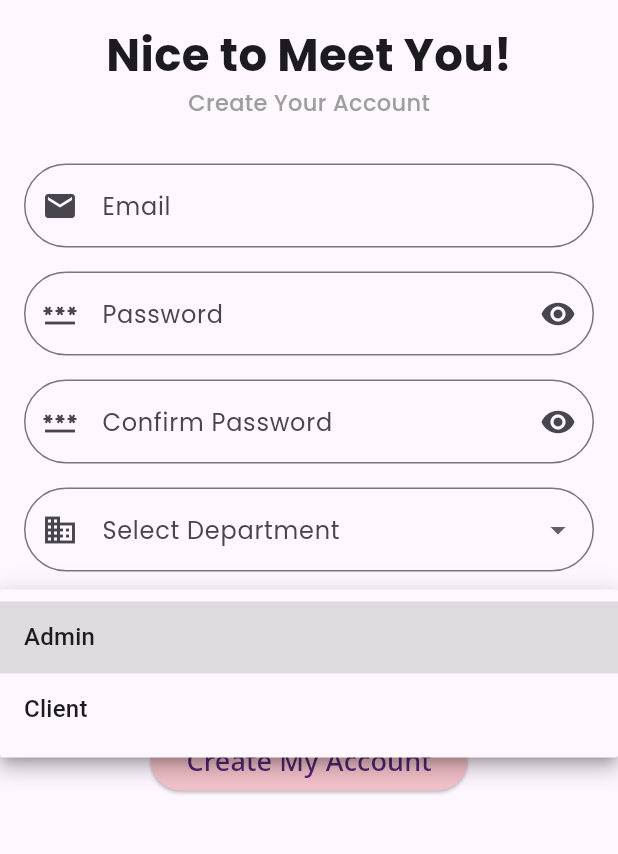
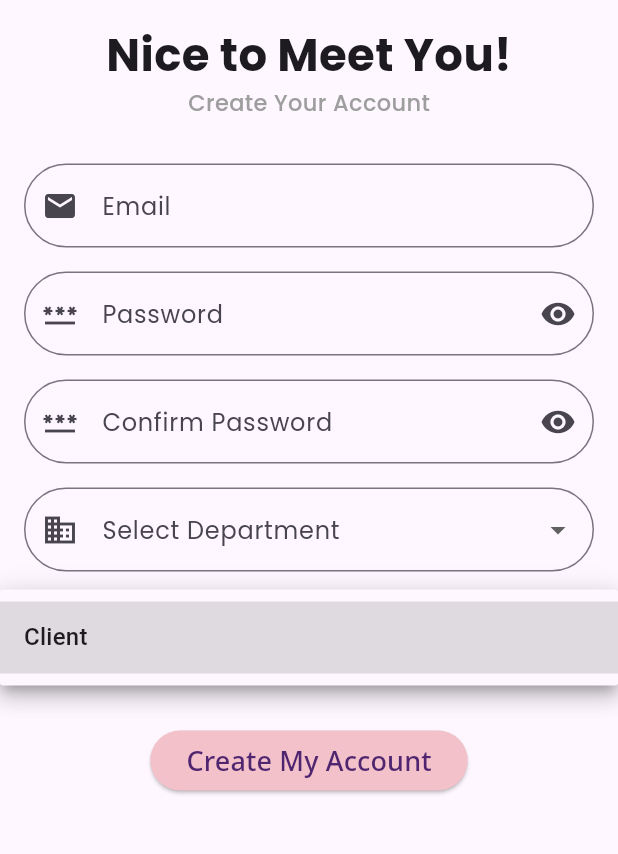
Before and after one commit to SushobhanLimbole/MiniProject1, a Flutter app: the screen it shows after launch, after a tap on "Select Role", on a phone screen of 412 x 824 dp, the part 294-1148 px from its top. Run offline on Flutter 3.47's test engine with Material 3 defaults, Android fonts, the light colour scheme and no system bars; our stand-ins replace google_fonts, table_calendar; missing offline and left inert: flutter_image_carousel_slider.

Commit message:
Venue vista

```diff
--- a/venue_vista/lib/Pages/HomeScreen.dart
+++ b/venue_vista/lib/Pages/HomeScreen.dart
@@ -100,8 +100,7 @@ class _HomePageState extends State<HomePage> {
               padding: const EdgeInsets.all(20.0),
               child: ElevatedButton(
                   onPressed: () {
-                    Navigator.push(context,
-                        MaterialPageRoute(builder: (context) => SignInPage()));
+
                   },
                   child: Text("Logout")),
             ),
@@ -160,7 +159,7 @@ class _HomePageState extends State<HomePage> {
               ),
             ),
             Padding(
-              padding: const EdgeInsets.all(20.0),
+              padding: const EdgeInsets.only(top:5.0,right:15.0,bottom:5.0),
               child: AssetImageCarouselSliderLeftRightShow(
                 items: imageList,
                 imageHeight: MediaQuery.sizeOf(context).width,
--- a/venue_vista/lib/Pages/SignUpPage.dart
+++ b/venue_vista/lib/Pages/SignUpPage.dart
@@ -18,7 +18,7 @@ class _SignUpPageState extends State<SignUpPage> {
   String? selectedRole; // This will hold the selected role from the dropdown
   String? selectedDepartment;
 
-  final List<String> roles = ['Admin', 'Client']; // Roles list
+  final List<String> roles = ['Client']; // Roles list
   final List<String> departments = [
     'CSE',
     'Mechanical',
```
Also changed, not shown: venue_vista/pubspec.lock.
